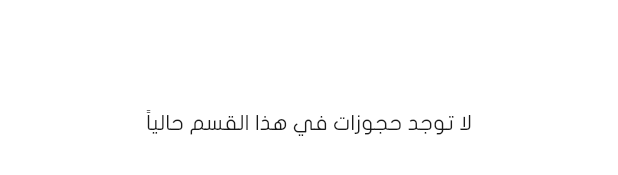
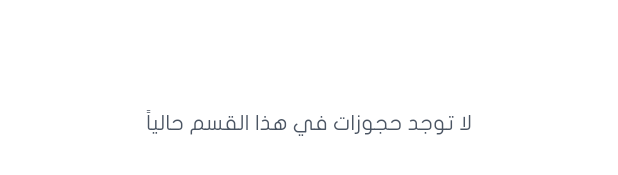
Before and after one commit to odaibishr/doctor_booking_system_with_ai, a Flutter app: the BookingCardsListView widget shown alone on an empty page, opened directly with empty values, on a phone screen of 412 x 824 dp. Shown: the part 494-669 px from the top of the screen. Run offline on Flutter 3.47's test engine with Material 3 defaults, Android fonts, the phone set to English and light mode, and no system bars; drawn by our look-alikes of toastification; our stand-ins replace bloc, cached_network_image, carousel_slider, dartz, date_field, dio and 15 more; missing offline and left inert: data_connection_checker_tv, social_auth_buttons, svg_flutter; accounts and stored records are empty; project files that could hold a hidden picture were left out.

Commit message:
feat(theme): add dark to booking history

```diff
--- a/lib/core/widgets/tab_item.dart
+++ b/lib/core/widgets/tab_item.dart
@@ -72,8 +72,8 @@ class _TabItemState extends State<TabItem> with SingleTickerProviderStateMixin {
               widget.text,
               style: FontStyles.subTitle3.copyWith(
                 color: widget.isSelected
-                    ? AppColors.primary
-                    : AppColors.gray500,
+                    ? context.primaryColor
+                    : context.gray500Color,
                 fontWeight: widget.isSelected
                     ? FontWeight.bold
                     : FontWeight.normal,
--- a/lib/core/widgets/tap_bar.dart
+++ b/lib/core/widgets/tap_bar.dart
@@ -19,9 +19,9 @@ class TapBar extends StatelessWidget {
     return Container(
       width: double.infinity,
       decoration: BoxDecoration(
-        color: Colors.white,
+        color: context.scaffoldBackgroundColor,
         border: Border(
-          bottom: BorderSide(color: AppColors.gray200, width: 1.0),
+          bottom: BorderSide(color: context.gray200Color, width: 1.0),
         ),
       ),
       child: Row(
--- a/lib/features/booking_history/presentation/widgets/appointment_card.dart
+++ b/lib/features/booking_history/presentation/widgets/appointment_card.dart
@@ -36,7 +36,7 @@ class AppointmentCard extends StatelessWidget {
         padding: const EdgeInsets.symmetric(horizontal: 20, vertical: 10),
         margin: const EdgeInsets.only(bottom: 16),
         decoration: BoxDecoration(
-          color: AppColors.getGray100(context),
+          color: context.cardColor,
           borderRadius: BorderRadius.circular(12),
         ),
         child: Column(
--- a/lib/features/booking_history/presentation/widgets/booking_cards_list_view.dart
+++ b/lib/features/booking_history/presentation/widgets/booking_cards_list_view.dart
@@ -1,3 +1,4 @@
+import 'package:doctor_booking_system_with_ai/core/styles/app_colors.dart';
 import 'package:doctor_booking_system_with_ai/core/widgets/animated_widgets.dart';
 import 'package:doctor_booking_system_with_ai/features/booking_history/domain/entities/booking.dart';
 import 'package:doctor_booking_system_with_ai/core/utils/responsive.dart';
@@ -19,7 +20,12 @@ class BookingCardsListView extends StatelessWidget {
     if (bookings.isEmpty) {
       return AnimatedEntrance(
         animationType: AnimationType.fadeScale,
-        child: const Center(child: Text('لا توجد حجوزات في هذا القسم حالياً')),
+        child: Center(
+          child: Text(
+            'لا توجد حجوزات في هذا القسم حالياً',
+            style: TextStyle(color: context.gray600Color),
+          ),
+        ),
       );
     }
 
```
Also changed, not shown: lib/features/booking_history/presentation/widgets/appointment_card_factory.dart (+4 -4 lines), lib/features/booking_history/presentation/widgets/booking_history_view_body.dart (+7 -3 lines).
